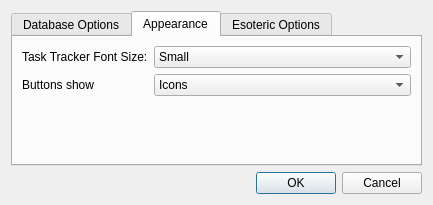
Old version of the form Charm/CharmPreferences.ui in the repository KDAB/Charm.
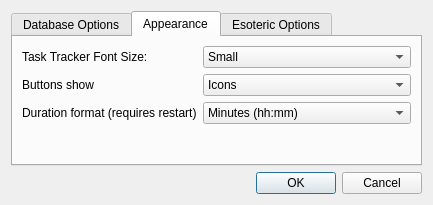
New version of the form.

Commit message: For durations, support h.xx format. E.g., 2:45 in hh:mm is 2.75 in h.xx. Requires a restart still. Implements CHM-37

What changed in the file:
```diff
--- a/Charm/CharmPreferences.ui
+++ b/Charm/CharmPreferences.ui
@@ -112,6 +112,27 @@
          </item>
         </widget>
        </item>
+       <item row="2" column="0">
+        <widget class="QLabel" name="label_3">
+         <property name="text">
+          <string>Duration format (requires restart)</string>
+         </property>
+        </widget>
+       </item>
+       <item row="2" column="1">
+        <widget class="QComboBox" name="cbDurationFormat">
+         <item>
+          <property name="text">
+           <string>Minutes (hh:mm)</string>
+          </property>
+         </item>
+         <item>
+          <property name="text">
+           <string>Decimal (h.xx)</string>
+          </property>
+         </item>
+        </widget>
+       </item>
       </layout>
      </widget>
      <widget class="QWidget" name="tab" >
```
Left out of the diff: 109 changed lines with no effect on the pictures. The commit also changes 10 other files.
